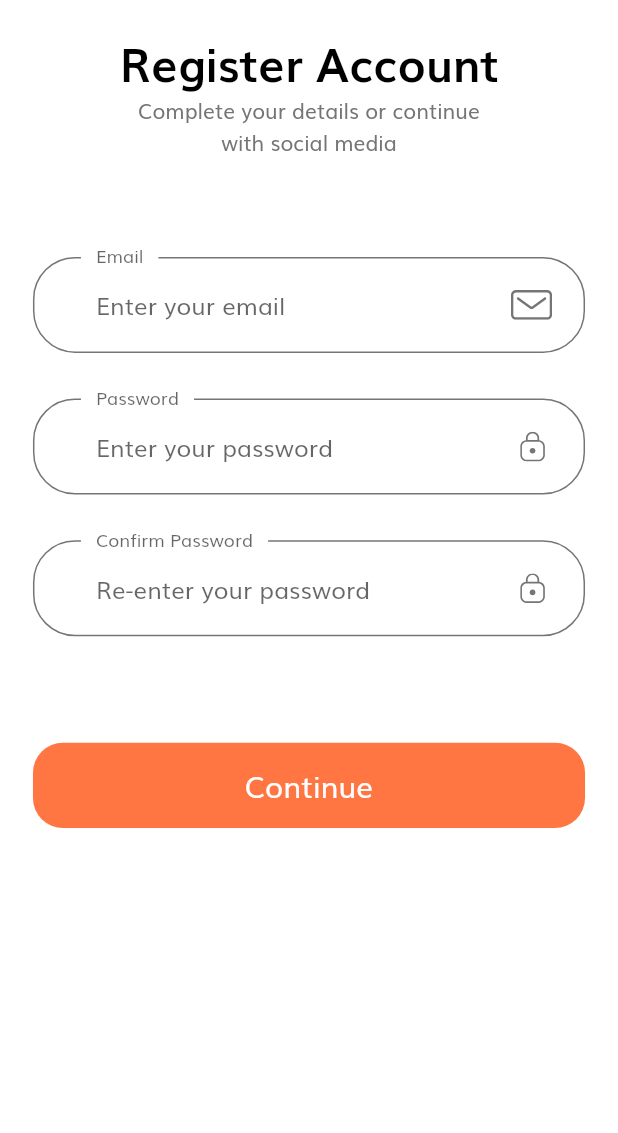
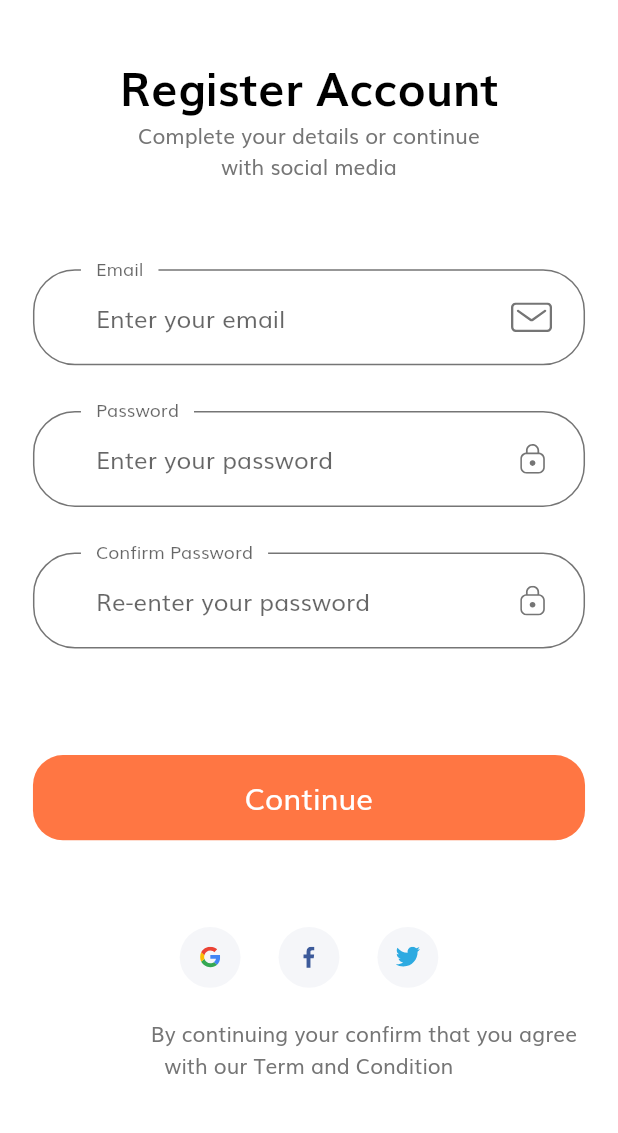
Before and after one commit to boytpcm123/shop_app, a Flutter app: the SignUpScreen screen opened by its route, on a phone screen of 412 x 824 dp, the part 58-1191 px from its top. Run offline on Flutter 3.47's test engine with Material 2 defaults, Android fonts, the phone set to English and light mode, and no system bars; our stand-ins replace flutter_svg.

```diff
--- a/lib/routes.dart
+++ b/lib/routes.dart
@@ -1,4 +1,5 @@
 import 'package:flutter/material.dart';
+import 'package:shop_app/screens/complete_profile/complete_profile_screen.dart';
 import 'package:shop_app/screens/forgot_password/forgot_password_screen.dart';
 import 'package:shop_app/screens/login_success/login_success_screen.dart';
 import 'package:shop_app/screens/sign_in/sign_in_screen.dart';
@@ -12,5 +13,6 @@ final Map<String, WidgetBuilder> routes = {
   SignInScreen.routeName: (context) => const SignInScreen(),
   ForgotPasswordScreen.routeName: (context) => const ForgotPasswordScreen(),
   LoginSuccessScreen.routeName: (context) => const LoginSuccessScreen(),
-  SignUpScreen.routeName: (context) => const SignUpScreen()
+  SignUpScreen.routeName: (context) => const SignUpScreen(),
+  CompleteProfileScreen.routeName: (context) => const CompleteProfileScreen(),
 };
--- a/lib/screens/sign_up/components/body.dart
+++ b/lib/screens/sign_up/components/body.dart
@@ -1,4 +1,5 @@
 import 'package:flutter/material.dart';
+import 'package:shop_app/components/social_card.dart';
 import 'package:shop_app/size_config.dart';
 import '../../../constants.dart';
 import 'sign_up_form.dart';
@@ -18,6 +19,7 @@ class Body extends StatelessWidget {
           child: SingleChildScrollView(
             child: Column(
               children: [
+                SizedBox(height: SizeConfig.screenHeight * 0.02),
                 Text(
                   "Register Account",
                   style: headingStyle,
@@ -26,10 +28,33 @@ class Body extends StatelessWidget {
                   "Complete your details or continue\nwith social media",
                   textAlign: TextAlign.center,
                 ),
-                SizedBox(
-                  height: SizeConfig.screenHeight * 0.08, //8%
+                SizedBox(height: SizeConfig.screenHeight * 0.07),
+                const SignUpForm(),
+                SizedBox(height: SizeConfig.screenHeight * 0.07),
+                Row(
+                  mainAxisAlignment: MainAxisAlignment.center,
+                  children: [
+                    SocialCard(
+                      icon: "assets/icons/google-icon.svg",
+                      press: () => {},
+                    ),
+                    SocialCard(
+                      icon: "assets/icons/facebook-2.svg",
+                      press: () => {},
+                    ),
+                    SocialCard(
+                      icon: "assets/icons/twitter.svg",
+                      press: () => {},
+                    ),
+                  ],
                 ),
-                const SignUpForm()
+                SizedBox(height: getProportionateScreenHeight(20)), //8%
+                const Text(
+                  """
+                  By continuing your confirm that you agree \nwith our Term and Condition
+                  """,
+                  textAlign: TextAlign.center,
+                ),
               ],
             ),
           ),
--- a/lib/screens/sign_up/components/sign_up_form.dart
+++ b/lib/screens/sign_up/components/sign_up_form.dart
@@ -3,8 +3,7 @@ import 'package:shop_app/components/custom_suffix_icon.dart';
 import 'package:shop_app/components/default_button.dart';
 import 'package:shop_app/components/form_error.dart';
 import 'package:shop_app/constants.dart';
-import 'package:shop_app/screens/forgot_password/forgot_password_screen.dart';
-import 'package:shop_app/screens/login_success/login_success_screen.dart';
+import 'package:shop_app/screens/complete_profile/complete_profile_screen.dart';
 import 'package:shop_app/size_config.dart';
 
 class SignUpForm extends StatefulWidget {
@@ -59,7 +58,7 @@ class _SignUpFormState extends State<SignUpForm> {
               if (_formKey.currentState.validate()) {
                 _formKey.currentState.save();
                 //If all are valid then go to success screen
-                Navigator.pushNamed(context, LoginSuccessScreen.routeName);
+                Navigator.pushNamed(context, CompleteProfileScreen.routeName);
               }
             },
           )
```
Also changed, not shown: lib/screens/complete_profile/complete_profile_screen.dart (added, +19 -0 lines), lib/screens/complete_profile/components/body.dart (added, +38 -0 lines).
